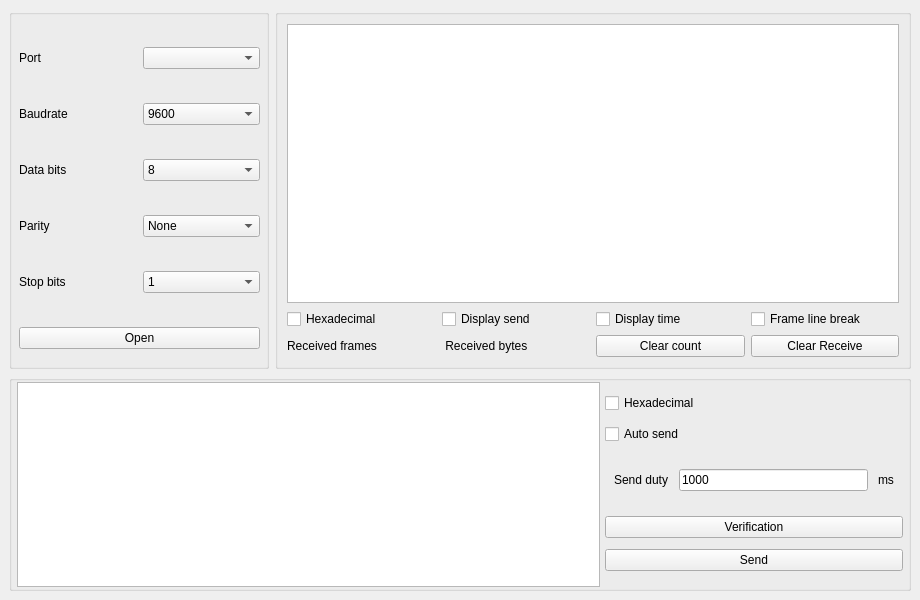
Before: the Qt Designer form myresource/src/page/pagetransceiver.ui in lhdjply/com-master, drawn with Qt 5.
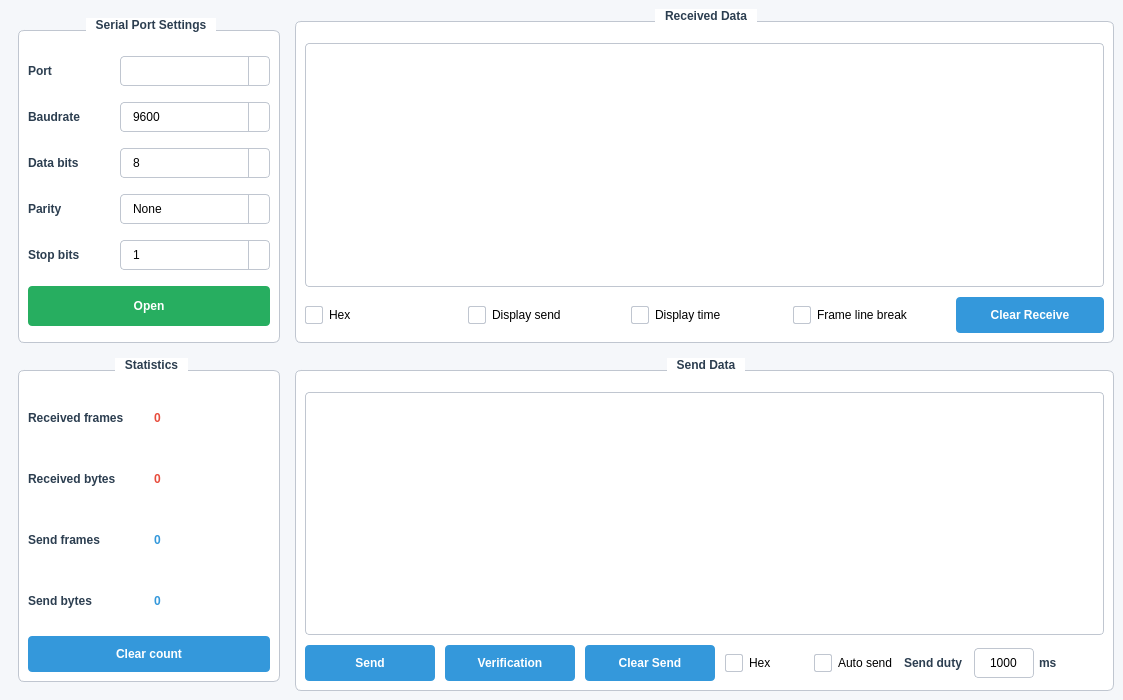
After: the same form once the commit is applied.

Patch:
```diff
--- a/myresource/src/page/pagetransceiver.ui
+++ b/myresource/src/page/pagetransceiver.ui
@@ -6,49 +6,168 @@
    <rect>
     <x>0</x>
     <y>0</y>
-    <width>920</width>
-    <height>600</height>
+    <width>1123</width>
+    <height>700</height>
    </rect>
   </property>
   <property name="windowTitle">
-   <string>MainWindow</string>
+   <string>Serial Port Transceiver</string>
+  </property>
+  <property name="styleSheet">
+   <string notr="true">QMainWindow {
+    background-color: #f5f7fa;
+    color: #333333;
+    font-family: 'Segoe UI', Arial, sans-serif;
+}
+QGroupBox {
+    font-weight: bold;
+    border: 1px solid #c0c6d0;
+    border-radius: 6px;
+    margin-top: 12px;
+    padding-top: 12px;
+    background-color: white;
+}
+QGroupBox::title {
+    subcontrol-origin: margin;
+    subcontrol-position: top center;
+    padding: 0 8px;
+    background-color: white;
+    color: #2c3e50;
+}
+QPushButton {
+    background-color: #3498db;
+    border: none;
+    border-radius: 4px;
+    color: white;
+    padding: 8px 16px;
+    font-weight: bold;
+    min-height: 20px;
+}
+QPushButton:hover {
+    background-color: #2980b9;
+}
+QPushButton:pressed {
+    background-color: #21618c;
+}
+QPushButton:disabled {
+    background-color: #bdc3c7;
+    color: #7f8c8d;
+}
+QComboBox {
+    border: 1px solid #c0c6d0;
+    border-radius: 4px;
+    padding: 6px 12px;
+    background-color: white;
+    selection-background-color: #3498db;
+    selection-color: white;
+    min-width: 120px;
+    color: black;
+}
+QComboBox::drop-down {
+    subcontrol-origin: padding;
+    subcontrol-position: top right;
+    width: 20px;
+    border-left: 1px solid #c0c6d0;
+}
+QComboBox::down-arrow {
+    image: none;
+    border-left: 4px solid transparent;
+    border-right: 4px solid transparent;
+    border-top: 4px solid #7f8c8d;
+    width: 0;
+    height: 0;
+}
+QTextEdit {
+    border: 1px solid #c0c6d0;
+    border-radius: 4px;
+    padding: 8px;
+    background-color: white;
+    font-family: 'Consolas', 'Monaco', monospace;
+}
+QCheckBox {
+    spacing: 6px;
+}
+QCheckBox::indicator {
+    width: 16px;
+    height: 16px;
+}
+QCheckBox::indicator:unchecked {
+    border: 1px solid #c0c6d0;
+    border-radius: 2px;
+    background-color: white;
+}
+QCheckBox::indicator:checked {
+    border: 1px solid #3498db;
+    border-radius: 2px;
+    background-color: #3498db;
+}
+QLabel {
+    color: #2c3e50;
+    font-weight: 500;
+}
+QLineEdit {
+    border: 1px solid #c0c6d0;
+    border-radius: 4px;
+    padding: 6px 8px;
+    background-color: white;
+}
+QLineEdit:focus {
+    border-color: #3498db;
+}</string>
   </property>
   <widget class="QWidget" name="centralwidget">
-   <layout class="QVBoxLayout" name="verticalLayout_4" stretch="0,0">
+   <layout class="QHBoxLayout" name="horizontalLayout_10" stretch="0,0">
     <item>
-     <layout class="QHBoxLayout" name="horizontalLayout_6" stretch="0,1">
-      <item>
-       <widget class="QGroupBox" name="groupBox">
+     <widget class="QFrame" name="frame">
         <property name="minimumSize">
          <size>
-          <width>260</width>
-          <height>360</height>
-         </size>
-        </property>
+        <width>280</width>
+        <height>0</height>
+       </size>
+      </property>
+      <property name="maximumSize">
+       <size>
+        <width>280</width>
+        <height>16777215</height>
+       </size>
+      </property>
+      <layout class="QVBoxLayout" name="verticalLayout_7">
+       <property name="spacing">
+        <number>15</number>
+       </property>
+       <item>
+        <widget class="QGroupBox" name="groupBox">
         <property name="title">
-         <string/>
-        </property>
-        <widget class="QWidget" name="layoutWidget">
-         <property name="geometry">
-          <rect>
-           <x>10</x>
-           <y>10</y>
-           <width>241</width>
-           <height>361</height>
-          </rect>
+          <string>Serial Port Settings</string>
          </property>
          <layout class="QVBoxLayout" name="verticalLayout">
+          <property name="spacing">
+           <number>12</number>
+          </property>
           <item>
            <layout class="QHBoxLayout" name="horizontalLayout_1">
             <item>
              <widget class="QLabel" name="label">
+              <property name="minimumSize">
+               <size>
+                <width>80</width>
+                <height>0</height>
+               </size>
+              </property>
               <property name="text">
                <string>Port</string>
               </property>
              </widget>
             </item>
             <item>
-             <widget class="QComboBox" name="portdroplist"/>
+             <widget class="QComboBox" name="portdroplist">
+              <property name="minimumSize">
+               <size>
+                <width>146</width>
+                <height>0</height>
+               </size>
+              </property>
+             </widget>
             </item>
            </layout>
           </item>
@@ -56,6 +175,12 @@
            <layout class="QHBoxLayout" name="horizontalLayout_2">
             <item>
              <widget class="QLabel" name="label_2">
+              <property name="minimumSize">
+               <size>
+                <width>80</width>
+                <height>0</height>
+               </size>
+              </property>
               <property name="text">
                <string>Baudrate</string>
               </property>
@@ -63,6 +188,12 @@
             </item>
             <item>
              <widget class="QComboBox" name="baudratedroplist">
+              <property name="minimumSize">
+               <size>
+                <width>146</width>
+                <height>0</height>
+               </size>
+              </property>
               <property name="currentIndex">
                <number>2</number>
               </property>
@@ -139,6 +270,12 @@
            <layout class="QHBoxLayout" name="horizontalLayout_3">
             <item>
              <widget class="QLabel" name="label_3">
+              <property name="minimumSize">
+               <size>
+                <width>80</width>
+                <height>0</height>
+               </size>
+              </property>
               <property name="text">
                <string>Data bits</string>
               </property>
@@ -146,6 +283,12 @@
             </item>
             <item>
              <widget class="QComboBox" name="databitsdroplist">
+              <property name="minimumSize">
+               <size>
+                <width>146</width>
+                <height>0</height>
+               </size>
+              </property>
               <property name="currentIndex">
                <number>3</number>
               </property>
@@ -177,6 +320,12 @@
            <layout class="QHBoxLayout" name="horizontalLayout_4">
             <item>
              <widget class="QLabel" name="label_4">
+              <property name="minimumSize">
+               <size>
+                <width>80</width>
+                <height>0</height>
+               </size>
+              </property>
               <property name="text">
                <string>Parity</string>
               </property>
@@ -184,6 +333,12 @@
             </item>
             <item>
              <widget class="QComboBox" name="paritydroplist">
+              <property name="minimumSize">
+               <size>
+                <width>146</width>
+                <height>0</height>
+               </size>
+              </property>
               <item>
                <property name="text">
                 <string>None</string>
@@ -217,6 +372,12 @@
            <layout class="QHBoxLayout" name="horizontalLayout_5">
             <item>
              <widget class="QLabel" name="label_5">
+              <property name="minimumSize">
+               <size>
+                <width>80</width>
+                <height>0</height>
+               </size>
+              </property>
               <property name="text">
                <string>Stop bits</string>
               </property>
@@ -224,6 +385,12 @@
             </item>
             <item>
              <widget class="QComboBox" name="stopbitsdroplist">
+              <property name="minimumSize">
+               <size>
+                <width>146</width>
+                <height>0</height>
+               </size>
+              </property>
               <item>
                <property name="text">
                 <string>1</string>
@@ -245,6 +412,18 @@
           </item>
           <item>
            <widget class="QPushButton" name="openbutton">
+            <property name="styleSheet">
+             <string notr="true">QPushButton {
+    background-color: #27ae60;
+    padding: 10px;
+}
+QPushButton:hover {
+    background-color: #219653;
+}
+QPushButton:pressed {
+    background-color: #1e874b;
+}</string>
+            </property>
             <property name="text">
              <string>Open</string>
             </property>
@@ -252,34 +431,149 @@
           </item>
          </layout>
         </widget>
+       </item>
+       <item>
+        <widget class="QGroupBox" name="verticalGroupBox">
+         <property name="title">
+          <string>Statistics</string>
+         </property>
+         <layout class="QVBoxLayout" name="verticalLayout_4">
+          <property name="spacing">
+           <number>10</number>
+          </property>
+          <item>
+           <layout class="QHBoxLayout" name="horizontalLayout_11">
+            <item>
+             <widget class="QLabel" name="receive_frames">
+              <property name="text">
+               <string>Received frames</string>
+              </property>
        </widget>
       </item>
       <item>
-       <widget class="QGroupBox" name="groupBox_2">
-        <property name="enabled">
-         <bool>true</bool>
-        </property>
+             <widget class="QLabel" name="receive_frames_count">
+              <property name="styleSheet">
+               <string notr="true">font-weight: bold; color: #e74c3c;</string>
+              </property>
+              <property name="text">
+               <string>0</string>
+              </property>
+             </widget>
+            </item>
+           </layout>
+          </item>
+          <item>
+           <layout class="QHBoxLayout" name="horizontalLayout_12">
+            <item>
+             <widget class="QLabel" name="receive_bytes">
+              <property name="text">
+               <string>Received bytes</string>
+              </property>
+             </widget>
+            </item>
+            <item>
+             <widget class="QLabel" name="receive_bytes_count">
+              <property name="styleSheet">
+               <string notr="true">font-weight: bold; color: #e74c3c;</string>
+              </property>
+              <property name="text">
+               <string>0</string>
+              </property>
+             </widget>
+            </item>
+           </layout>
+          </item>
+          <item>
+           <layout class="QHBoxLayout" name="horizontalLayout_13">
+            <item>
+             <widget class="QLabel" name="send_frames">
+              <property name="text">
+               <string>Send frames</string>
+              </property>
+             </widget>
+            </item>
+            <item>
+             <widget class="QLabel" name="send_frames_count">
+              <property name="styleSheet">
+               <string notr="true">font-weight: bold; color: #3498db;</string>
+              </property>
+              <property name="text">
+               <string>0</string>
+              </property>
+             </widget>
+            </item>
+           </layout>
+          </item>
+          <item>
+           <layout class="QHBoxLayout" name="horizontalLayout_14">
+            <item>
+             <widget class="QLabel" name="send_bytes">
+              <property name="text">
+               <string>Send bytes</string>
+              </property>
+             </widget>
+            </item>
+            <item>
+             <widget class="QLabel" name="send_bytes_count">
+              <property name="styleSheet">
+               <string notr="true">font-weight: bold; color: #3498db;</string>
+              </property>
+              <property name="text">
+               <string>0</string>
+              </property>
+             </widget>
+            </item>
+           </layout>
+          </item>
+          <item>
+           <widget class="QPushButton" name="clearcount">
+            <property name="text">
+             <string>Clear count</string>
+            </property>
+           </widget>
+          </item>
+         </layout>
+        </widget>
+       </item>
+      </layout>
+     </widget>
+    </item>
+    <item>
+     <layout class="QVBoxLayout" name="verticalLayout_3">
+      <property name="spacing">
+       <number>15</number>
+      </property>
+      <item>
+       <widget class="QGroupBox" name="receivegroup">
         <property name="minimumSize">
          <size>
           <width>0</width>
-          <height>360</height>
+          <height>320</height>
          </size>
         </property>
         <property name="title">
-         <string/>
+         <string>Received Data</string>
         </property>
         <layout class="QVBoxLayout" name="verticalLayout_5">
+         <property name="spacing">
+          <number>10</number>
+         </property>
          <item>
-          <layout class="QVBoxLayout" name="verticalLayout_2">
-           <item>
-            <widget class="QTextEdit" name="receiveedit"/>
+          <widget class="QTextEdit" name="receiveedit">
+           <property name="styleSheet">
+            <string notr="true">font-family: 'Consolas', 'Monaco', monospace; font-size: 12px;</string>
+           </property>
+          </widget>
            </item>
            <item>
             <layout class="QHBoxLayout" name="horizontalLayout">
+           <property name="spacing">
+            <number>15</number>
+           </property>
              <item>
               <widget class="QCheckBox" name="receivehexcheckbox">
                <property name="text">
-                <string>Hexadecimal</string>
+              <string>Hex</string>
                </property>
               </widget>
              </item>
@@ -304,31 +598,6 @@
                </property>
               </widget>
              </item>
-            </layout>
-           </item>
-           <item>
-            <layout class="QHBoxLayout" name="horizontalLayout_7">
-             <item>
-              <widget class="QLabel" name="receive_frames">
-               <property name="text">
-                <string>Received frames</string>
-               </property>
-              </widget>
-             </item>
-             <item>
-              <widget class="QLabel" name="receive_bytes">
-               <property name="text">
-                <string> Received bytes</string>
-               </property>
-              </widget>
-             </item>
-             <item>
-              <widget class="QPushButton" name="clearcount">
-               <property name="text">
-                <string>Clear count</string>
-               </property>
-              </widget>
-             </item>
              <item>
               <widget class="QPushButton" name="clearreceive">
                <property name="text">
@@ -339,48 +608,75 @@
             </layout>
            </item>
           </layout>
-         </item>
-        </layout>
        </widget>
       </item>
-     </layout>
-    </item>
     <item>
-     <widget class="QGroupBox" name="groupBox">
-      <layout class="QHBoxLayout" name="horizontalLayout_9" stretch="0,0">
+       <widget class="QGroupBox" name="sendgroup">
+        <property name="title">
+         <string>Send Data</string>
+        </property>
+        <layout class="QVBoxLayout" name="verticalLayout_6">
        <property name="spacing">
-        <number>0</number>
-       </property>
-       <property name="leftMargin">
-        <number>5</number>
-       </property>
-       <property name="topMargin">
-        <number>1</number>
-       </property>
-       <property name="rightMargin">
-        <number>5</number>
-       </property>
-       <property name="bottomMargin">
-        <number>1</number>
-       </property>
-       <item>
-        <widget class="QTextEdit" name="sendedit"/>
+          <number>10</number>
+         </property>
+         <item>
+          <widget class="QTextEdit" name="sendedit">
+           <property name="styleSheet">
+            <string notr="true">font-family: 'Consolas', 'Monaco', monospace; font-size: 12px;</string>
+           </property>
+          </widget>
+         </item>
+         <item>
+          <layout class="QHBoxLayout" name="horizontalLayout_9">
+           <property name="spacing">
+            <number>10</number>
+           </property>
+           <item>
+            <widget class="QPushButton" name="sendbutton">
+             <property name="minimumSize">
+              <size>
+               <width>130</width>
+               <height>36</height>
+              </size>
+             </property>
+             <property name="styleSheet">
+              <string notr="true"/>
+             </property>
+             <property name="text">
+              <string>Send</string>
+             </property>
+            </widget>
        </item>
        <item>
-        <layout class="QVBoxLayout" name="verticalLayout_3" stretch="0,0,0,0,0">
-         <property name="spacing">
-          <number>0</number>
-         </property>
-         <property name="leftMargin">
-          <number>5</number>
-         </property>
-         <property name="rightMargin">
-          <number>0</number>
-         </property>
+            <widget class="QPushButton" name="verifybutton">
+             <property name="minimumSize">
+              <size>
+               <width>130</width>
+               <height>36</height>
+              </size>
+             </property>
+             <property name="text">
+              <string>Verification</string>
+             </property>
+            </widget>
+           </item>
+           <item>
+            <widget class="QPushButton" name="clearsend">
+             <property name="minimumSize">
+              <size>
+               <width>130</width>
+               <height>36</height>
+              </size>
+             </property>
+             <property name="text">
+              <string>Clear Send</string>
+             </property>
+            </widget>
+           </item>
          <item>
           <widget class="QCheckBox" name="sendhexcheckbox">
            <property name="text">
-            <string>Hexadecimal</string>
+              <string>Hex</string>
            </property>
           </widget>
          </item>
@@ -393,24 +689,27 @@
          </item>
          <item>
           <widget class="QFrame" name="frame_3">
-           <property name="enabled">
-            <bool>true</bool>
-           </property>
            <property name="maximumSize">
             <size>
-             <width>298</width>
+               <width>200</width>
              <height>50</height>
             </size>
            </property>
-           <property name="styleSheet">
-            <string notr="true"/>
-           </property>
-           <layout class="QHBoxLayout" name="horizontalLayout_8" stretch="0,0,0">
+             <layout class="QHBoxLayout" name="horizontalLayout_8">
             <property name="spacing">
-             <number>10</number>
-            </property>
-            <property name="sizeConstraint">
-             <enum>QLayout::SizeConstraint::SetDefaultConstraint</enum>
+               <number>5</number>
+              </property>
+              <property name="leftMargin">
+               <number>0</number>
+              </property>
+              <property name="topMargin">
+               <number>0</number>
+              </property>
+              <property name="rightMargin">
+               <number>0</number>
+              </property>
+              <property name="bottomMargin">
+               <number>0</number>
             </property>
             <item>
              <widget class="QLabel" name="label_6">
@@ -421,9 +720,18 @@
             </item>
             <item>
              <widget class="QLineEdit" name="senddutyedit">
+                <property name="maximumSize">
+                 <size>
+                  <width>60</width>
+                  <height>16777215</height>
+                 </size>
+                </property>
               <property name="text">
                <string>1000</string>
               </property>
+                <property name="alignment">
+                 <set>Qt::AlignmentFlag::AlignCenter</set>
+                </property>
              </widget>
             </item>
             <item>
@@ -436,24 +744,12 @@
            </layout>
           </widget>
          </item>
-         <item>
-          <widget class="QPushButton" name="verifybutton">
-           <property name="text">
-            <string>Verification</string>
-           </property>
-          </widget>
-         </item>
-         <item>
-          <widget class="QPushButton" name="sendbutton">
-           <property name="text">
-            <string>Send</string>
-           </property>
-          </widget>
-         </item>
         </layout>
        </item>
       </layout>
      </widget>
+      </item>
+     </layout>
     </item>
    </layout>
   </widget>
```
Lines whose indentation alone changed are shown as unchanged.
